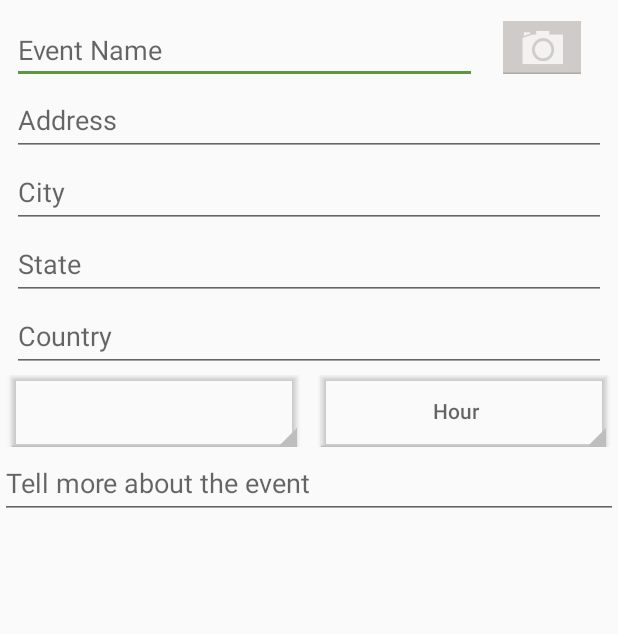
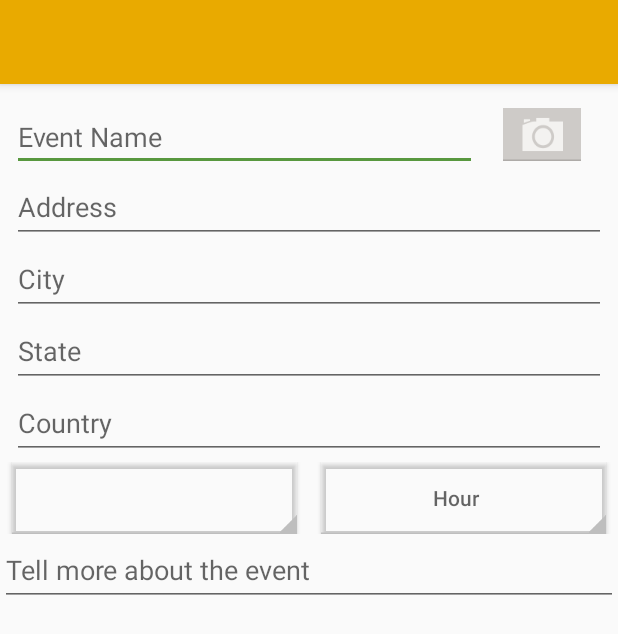
Before and after one commit to RafaelNeveZ/IeCapoeira3, an Android app: the layout actv_new_event.xml on its own in the app's theme, with its tools: preview values and no code run, on a phone screen of 412 x 824 dp. Shown: the top 634 px of the screen. Run offline under Robolectric (Android 15) with nearby library versions, the light colour scheme and no system bars.

Commit message:
Interface do newEvent atualizado

```diff
--- a/app/src/main/AndroidManifest.xml
+++ b/app/src/main/AndroidManifest.xml
@@ -38,7 +38,8 @@
         <activity
             android:name=".actv.NewEventActivity_"
             android:label="@string/title_eventos"
-            android:screenOrientation="portrait" />
+            android:screenOrientation="portrait"
+            android:parentActivityName=".actv.MainActivity_"/>
         <activity
             android:name=".actv.EventDetailActivity_"
             android:label="@string/title_eventos"
--- a/app/src/main/java/br/com/iecapoeira/actv/NewEventActivity.java
+++ b/app/src/main/java/br/com/iecapoeira/actv/NewEventActivity.java
@@ -5,6 +5,8 @@ import android.app.TimePickerDialog;
 import android.content.Intent;
 import android.graphics.Bitmap;
 import android.net.Uri;
+import android.support.v7.app.AppCompatActivity;
+import android.support.v7.widget.Toolbar;
 import android.widget.Button;
 import android.widget.DatePicker;
 import android.widget.EditText;
@@ -35,7 +37,10 @@ import br.com.iecapoeira.model.UserDetails;
 
 @EActivity(R.layout.actv_new_event)
 @OptionsMenu(R.menu.new_event)
-public class NewEventActivity extends BaseActivity implements DatePickerDialog.OnDateSetListener, TimePickerDialog.OnTimeSetListener {
+public class NewEventActivity extends AppCompatActivity implements DatePickerDialog.OnDateSetListener, TimePickerDialog.OnTimeSetListener {
+
+    @ViewById
+    Toolbar toolbar;
 
     @ViewById
     EditText editName;
@@ -71,8 +76,16 @@ public class NewEventActivity extends BaseActivity implements DatePickerDialog.O
 
     @AfterViews
     public void init() {
+        setHeader();
         Calendar c = Calendar.getInstance();
         setupTime(c.get(Calendar.YEAR), c.get(Calendar.MONTH), c.get(Calendar.DAY_OF_MONTH), (c.get(Calendar.HOUR_OF_DAY) + 1) % 23, 0);
+    }
+
+    public void setHeader() {
+        toolbar.setNavigationIcon(R.drawable.logo_voltar);
+        toolbar.setTitle(getString(R.string.title_eventos));
+        setSupportActionBar(toolbar);
+
     }
 
     private void setupTime(int year, int month, int day, int hour, int minute) {
@@ -120,7 +133,7 @@ public class NewEventActivity extends BaseActivity implements DatePickerDialog.O
             return;
         }
 
-        showProgress(getString(R.string.aguarde));
+      //  showProgress(getString(R.string.aguarde));
 
         Event event = Event.create(Event.class);
         event.setName(name);
@@ -144,29 +157,29 @@ public class NewEventActivity extends BaseActivity implements DatePickerDialog.O
             @Override
             public void done(ParseException e) {
                 if (e == null) {
-                    Toast.makeText(getActivity(), R.string.msg_salvo_sucesso, Toast.LENGTH_LONG).show();
+          //          Toast.makeText(getActivity(), R.string.msg_salvo_sucesso, Toast.LENGTH_LONG).show();
                     setResult(RESULT_OK);
                     finish();
                 } else {
-                    Toast.makeText(getActivity(), R.string.msg_erro_criar_evento, Toast.LENGTH_LONG).show();
+           //         Toast.makeText(getActivity(), R.string.msg_erro_criar_evento, Toast.LENGTH_LONG).show();
                 }
-                dismissProgress();
+           //     dismissProgress();
             }
         });
     }
 
     @Click
     public void btPhoto() {
-        PhotoUtil.getCroppedImageFromGallery(getActivity());
+      //  PhotoUtil.getCroppedImageFromGallery(getActivity());
     }
 
     @Override
     protected void onActivityResult(int requestCode, int resultCode, Intent data) {
         Uri uri = PhotoUtil.onGalleryResult(requestCode, data);
         if (uri != null) {
-            bmp = PhotoUtil.resizeBitmap(getActivity(), uri);
+            /*bmp = PhotoUtil.resizeBitmap(getActivity(), uri);
             btPhoto.setImageBitmap(bmp);
-            btPhoto.setBackgroundResource(android.R.color.transparent);
+            btPhoto.setBackgroundResource(android.R.color.transparent);*/
         }
     }
 
--- a/app/src/main/res/layout/actv_new_event.xml
+++ b/app/src/main/res/layout/actv_new_event.xml
@@ -1,14 +1,40 @@
 <?xml version="1.0" encoding="utf-8"?>
-<ScrollView xmlns:android="http://schemas.android.com/apk/res/android"
+<RelativeLayout xmlns:android="http://schemas.android.com/apk/res/android"
+    xmlns:tools="http://schemas.android.com/tools"
+    xmlns:app="http://schemas.android.com/apk/res-auto"
     android:layout_width="match_parent"
     android:layout_height="match_parent"
-    android:fillViewport="true">
+    tools:context=".actv.NewEventActivity">
+
+    <android.support.v7.widget.Toolbar
+        android:id="@+id/toolbar"
+        android:elevation="4dp"
+        android:layout_height="?attr/actionBarSize"
+        android:layout_width="match_parent"
+        android:minHeight="?attr/actionBarSize"
+        android:layout_alignParentLeft="true"
+        android:background="?attr/colorPrimary"
+        app:popupTheme="@style/AppThemeTab" />
+
+
+    <ScrollView xmlns:android="http://schemas.android.com/apk/res/android"
+        android:layout_width="match_parent"
+        android:layout_height="wrap_content"
+        android:fillViewport="true"
+        android:paddingTop="10dp"
+        android:layout_alignParentLeft="true"
+        android:layout_alignParentStart="true"
+        android:layout_below="@+id/toolbar"
+        android:orientation="vertical">
+
 
     <LinearLayout
         android:layout_width="match_parent"
         android:layout_height="wrap_content"
-        android:orientation="vertical"
-        android:layout_marginTop="@dimen/small">
+        android:layout_alignParentLeft="true"
+        android:layout_alignParentStart="true"
+        android:layout_below="@+id/tb_main"
+        android:orientation="vertical">
 
         <LinearLayout
             android:layout_width="match_parent"
@@ -20,107 +46,108 @@
                 android:layout_width="0dp"
                 android:layout_height="wrap_content"
                 android:layout_gravity="bottom"
+                android:layout_marginLeft="@dimen/small"
+                android:layout_marginRight="@dimen/small"
                 android:layout_weight="1"
                 android:hint="@string/hint_nome_evento"
                 android:inputType="textCapSentences"
-                android:singleLine="true"
                 android:maxLength="35"
-                android:layout_marginLeft="@dimen/small"
-                android:layout_marginRight="@dimen/small"/>
+                android:maxLines="1" />
 
             <ImageButton
                 android:id="@+id/bt_photo"
                 android:layout_width="70dp"
                 android:layout_height="wrap_content"
-                android:src="@drawable/camera"
-                android:scaleType="centerInside"
+                android:layout_gravity="center"
                 android:layout_marginRight="@dimen/medium"
                 android:adjustViewBounds="true"
                 android:background="@null"
-                android:layout_gravity="center"/>
+                android:scaleType="centerInside"
+                android:src="@drawable/camera" />
         </LinearLayout>
 
         <EditText
-            android:maxLength="50"
             android:id="@+id/edit_address"
             android:layout_width="match_parent"
             android:layout_height="@dimen/bt_height"
+            android:layout_marginLeft="@dimen/small"
+            android:layout_marginRight="@dimen/small"
             android:hint="@string/hint_endereco"
             android:inputType="textCapSentences"
-            android:singleLine="true"
-            android:layout_marginLeft="@dimen/small"
-            android:layout_marginRight="@dimen/small" />
+            android:maxLength="50"
+            android:maxLines="1" />
 
 
         <EditText
             android:id="@+id/edit_city"
             android:layout_width="match_parent"
             android:layout_height="@dimen/bt_height"
+            android:layout_marginLeft="@dimen/small"
+            android:layout_marginRight="@dimen/small"
             android:hint="@string/hint_city"
+            android:inputType="textCapSentences"
             android:maxLength="25"
-            android:inputType="textCapSentences"
-            android:singleLine="true"
-            android:layout_marginLeft="@dimen/small"
-            android:layout_marginRight="@dimen/small"/>
+            android:maxLines="1" />
 
 
         <EditText
             android:id="@+id/edit_state"
             android:layout_width="match_parent"
             android:layout_height="@dimen/bt_height"
+            android:layout_marginLeft="@dimen/small"
+            android:layout_marginRight="@dimen/small"
             android:hint="@string/hint_estado"
+            android:inputType="textCapSentences"
             android:maxLength="2"
-            android:inputType="textCapSentences"
-            android:singleLine="true"
-            android:layout_marginLeft="@dimen/small"
-            android:layout_marginRight="@dimen/small"/>
+            android:maxLines="1" />
 
         <EditText
             android:id="@+id/edit_country"
             android:layout_width="match_parent"
             android:layout_height="@dimen/bt_height"
+            android:layout_marginLeft="@dimen/small"
+            android:layout_marginRight="@dimen/small"
             android:hint="@string/hint_pais"
+            android:inputType="textCapSentences"
             android:maxLength="15"
-            android:inputType="textCapSentences"
-            android:singleLine="true"
-            android:layout_marginLeft="@dimen/small"
-            android:layout_marginRight="@dimen/small"/>
+            android:maxLines="1" />
 
         <LinearLayout
             android:layout_width="match_parent"
             android:layout_height="@dimen/bt_height"
-            android:orientation="horizontal"
             android:layout_marginTop="2dp"
-            >
+            android:orientation="horizontal">
 
             <Button
                 android:id="@+id/bt_date"
                 android:layout_width="0dp"
                 android:layout_height="wrap_content"
+                android:layout_marginLeft="@dimen/small"
+                android:layout_marginRight="@dimen/small"
                 android:layout_weight="1"
-                android:background="@drawable/bt_newevent_selection"
-                android:layout_marginLeft="@dimen/small"
-                android:layout_marginRight="@dimen/small"/>
+                android:background="@drawable/bt_newevent_selection" />
 
             <Button
                 android:id="@+id/bt_hour"
                 android:layout_width="0dp"
                 android:layout_height="wrap_content"
+                android:layout_marginLeft="@dimen/small"
+                android:layout_marginRight="@dimen/small"
                 android:layout_weight="1"
-                android:hint="@string/hint_horario"
                 android:background="@drawable/bt_newevent_selection"
-                android:layout_marginLeft="@dimen/small"
-                android:layout_marginRight="@dimen/small"/>
+                android:hint="@string/hint_horario" />
             />
         </LinearLayout>
 
         <EditText
             android:id="@+id/edit_desc"
-            android:maxLength="140"
             android:layout_width="match_parent"
             android:layout_height="@dimen/bt_height"
             android:hint="@string/hint_descricao"
             android:inputType="textCapSentences"
-            android:singleLine="true" />
+            android:maxLength="140"
+            android:maxLines="1" />
     </LinearLayout>
-</ScrollView>
+
+    </ScrollView>
+</RelativeLayout>
--- a/app/src/main/res/menu/new_event.xml
+++ b/app/src/main/res/menu/new_event.xml
@@ -1,8 +1,10 @@
 <?xml version="1.0" encoding="utf-8"?>
 
-<menu xmlns:android="http://schemas.android.com/apk/res/android">
+<menu xmlns:android="http://schemas.android.com/apk/res/android"
+    xmlns:app="http://schemas.android.com/apk/res-auto">
 
     <item android:id="@+id/new_event"
+        android:icon="@drawable/ic_menu_agend"
         android:title="@string/criar"
-        android:showAsAction="always" />
+        app:showAsAction="always" />
 </menu>
```
